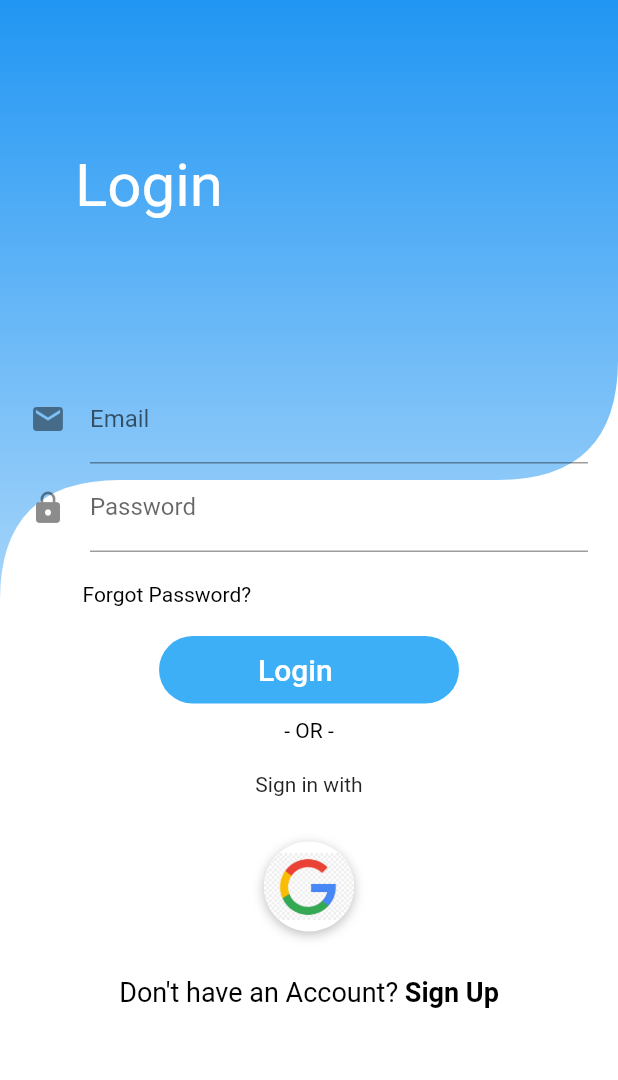
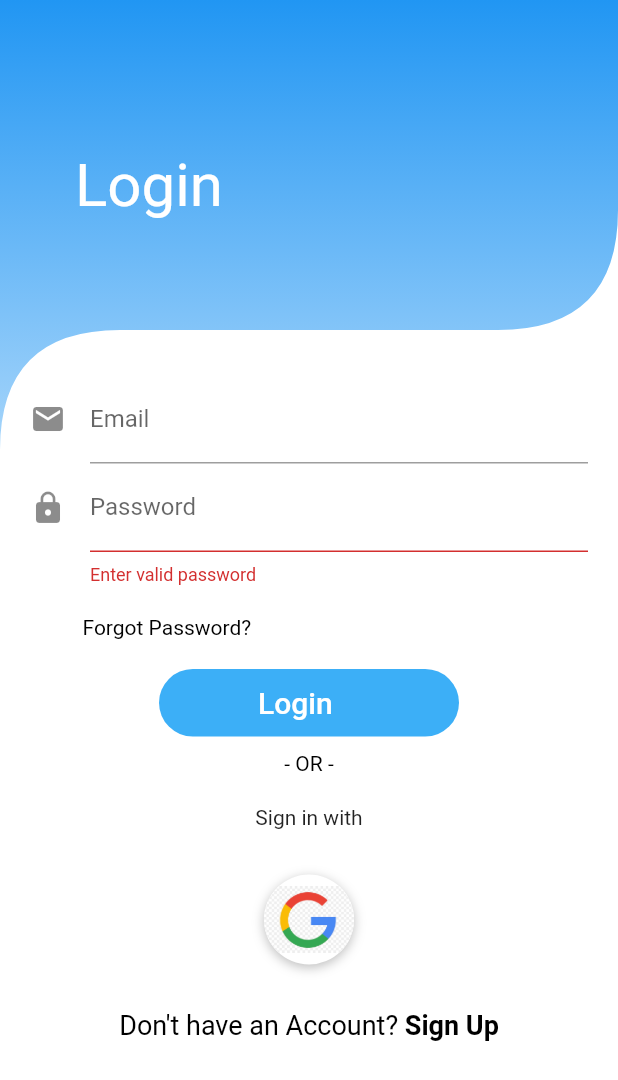
Before and after one commit to ayu913/HAC, a Flutter app: the screen it shows after launch, after a tap on "Login", on a phone screen of 412 x 824 dp. Shown: the top 1080 px of the screen. Run offline on Flutter 3.47's test engine with Material 2 defaults, Android fonts, the phone set to English and light mode, and no system bars; our stand-ins replace cloud_firestore, firebase_auth; accounts and stored records are empty.

Commit message:
Login-register firebase

```diff
--- a/medical_app/lib/main.dart
+++ b/medical_app/lib/main.dart
@@ -1,5 +1,10 @@
 import 'package:flutter/material.dart';
+import 'package:medical_app/models/user.dart';
 import 'package:medical_app/screen/login_screen.dart';
+import 'package:medical_app/screen/wrapper.dart';
+import 'package:medical_app/services/auth.dart';
+import 'package:provider/provider.dart';
+
 
 void main() => runApp(MyApp());
 
@@ -7,10 +12,14 @@ class MyApp extends StatelessWidget {
   // This widget is the root of your application.
   @override
   Widget build(BuildContext context) {
-    return MaterialApp(
-      title: 'Flutter Demo',
-      theme: ThemeData(),
-     home: LoginScreen(),
+    return StreamProvider<User>.value(
+      value: AuthService().user,
+          child: MaterialApp(
+        title: 'Flutter Demo',
+        theme: ThemeData(),
+       home: Wrapper(),
+
+      ),
     );
   }
 }
--- /dev/null
+++ b/medical_app/lib/models/user.dart
@@ -0,0 +1,4 @@
+class User {
+  String uid;
+  User({this.uid});
+}
--- a/medical_app/lib/screen/login_form.dart
+++ b/medical_app/lib/screen/login_form.dart
@@ -1,18 +1,135 @@
 import 'package:flutter/material.dart';
 import 'package:medical_app/screen/register_screen.dart';
+import 'package:medical_app/services/auth.dart';
 import 'package:medical_app/widgets/gradient_button.dart';
 
 
+
 class LoginForm extends StatefulWidget {
+
   @override
   _LoginFormState createState() => _LoginFormState();
 }
 
 class _LoginFormState extends State<LoginForm> {
 
-    Widget _buildSocialBtn(Function onTap, AssetImage logo) {
+ final AuthService _auth = AuthService();
+ final formKey=GlobalKey<FormState>();
+
+ String error = '';
+String name='';
+  String email = '';
+  String password = '';
+
+  @override
+  Widget build(BuildContext context) {
+    return Padding(
+      padding: const EdgeInsets.all(20.0),
+
+      child: Form(
+        key: formKey,
+              child: Column(
+          children: <Widget>[
+
+            TextFormField(
+
+              onChanged: (val){
+                setState(()=>email=val );
+              },
+              decoration: InputDecoration(
+                icon: Icon(Icons.email),
+                labelText: "Email",
+              ),
+              keyboardType: TextInputType.emailAddress,
+              autovalidate: true,
+            ),
+              TextFormField(
+                validator: (val)=>val.length<6 ? 'Enter valid password':null,
+              onChanged: (val){
+                setState(()=>password=val );
+              },
+              decoration: InputDecoration(
+                icon: Icon(Icons.lock),
+                labelText: "Password",
+              ),
+              obscureText: true,
+
+            ),
+
+            SizedBox(
+              height: 20,
+            ),
+            Row(
+              children: <Widget>[
+                Padding(padding: EdgeInsets.only(left:35)),
+                Text(
+                'Forgot Password?',
+                style: TextStyle(
+                  color: Colors.black,
+                  fontWeight: FontWeight.w400,
+
+                ),
+                // textAlign: TextAlign.left,
+                ),
+                Spacer()
+              ],
+            ),
+            SizedBox(
+                height: 20,
+              ),
+            GradientButton(
+              width: 200,
+              height: 45,
+              onPressed: () async{
+                if(formKey.currentState.validate()){
+                  dynamic result=await _auth.signInWithEmailAndPassword(email, password);
+                  if(result==null){
+                    setState(() =>error='Enter valid Email/Password');
+
+                  }else{
+                    Navigator.pop(context);
+                  }
+                }
+              },
+              text: Text('Login',
+              style: TextStyle(color: Colors.white,fontSize: 20,),
+              textAlign: TextAlign.center,
+              ),
+            ),
+            SizedBox(height:10,),
+             Text(
+            '- OR -',
+            style: TextStyle(
+              color: Colors.black,
+              fontWeight: FontWeight.w400,
+            ),
+          ),
+          SizedBox(height: 20.0),
+          Text(
+            'Sign in with',
+          ),
+            _buildSocialBtnRow(),
+            _buildSignupBtn(),
+            ],
+
+          ),
+        ),
+      );
+
+
+  }
+            // GradientButton(
+            //   width: 120,
+            //   height: 45,
+            //   onPressed: () {},
+            //   text: Text('Signup',
+            //   style: TextStyle(color: Colors.white),
+            //   ),
+            // ),
+
+          Widget _buildSocialBtn(Function onTap, AssetImage logo) {
     return GestureDetector(
-      onTap: onTap,
+    onTap: () {},
       child: Container(
         height: 60.0,
         width: 60.0,
@@ -30,6 +147,7 @@ class _LoginFormState extends State<LoginForm> {
             image: logo,
           ),
         ),
+
       ),
     );
   }
@@ -81,104 +199,4 @@ class _LoginFormState extends State<LoginForm> {
       ),
     );
   }
-
-  final TextEditingController _emailcontroller=TextEditingController();
-  final TextEditingController _passwordcontroller =TextEditingController();
-  @override
-  void initState() {
-
-    super.initState();
-  }
-  @override
-  Widget build(BuildContext context) {
-    return Padding(
-      padding: const EdgeInsets.all(20.0),
-      child: Form(
-              child: Column(
-          children: <Widget>[
-            TextFormField(
-              controller: _emailcontroller,
-              decoration: InputDecoration(
-                icon: Icon(Icons.email),
-                labelText: "Email",
-              ),
-              keyboardType: TextInputType.emailAddress,
-              autovalidate: true,
-            ),
-              TextFormField(
-              controller: _passwordcontroller,
-              decoration: InputDecoration(
-                icon: Icon(Icons.lock),
-                labelText: "Password",
-              ),
-              obscureText: true,
-              autovalidate: true,
-            ),
-            SizedBox(
-              height:20,
-            ),
-          Row(
-            children: <Widget>[
-              Padding(padding: EdgeInsets.only(left:35)),
-              Text(
-              'Forgot Password?',
-              style: TextStyle(
-                color: Colors.black,
-                fontWeight: FontWeight.w400,
-
-              ),
-              // textAlign: TextAlign.left,
-              ),
-              Spacer()
-            ],
-          ),
-            // TextField(
-            //     decoration: InputDecoration(
-            //       contentPadding: EdgeInsets.only(top: 20,bottom: 20),
-            //       prefixIcon: Padding(
-            //         padding: const EdgeInsets.only(left:20,right:20),
-            //         child: Icon(Icons.email),
-            //       ),
-            //     ),
-            // ),
-            SizedBox(
-              height: 20,
-            ),
-            GradientButton(
-              width: 200,
-              height: 45,
-              onPressed: () {},
-              text: Text('Login',
-              style: TextStyle(color: Colors.white,fontSize: 20,),
-              textAlign: TextAlign.center,
-              ),
-            ),
-            SizedBox(height:10,),
-            // GradientButton(
-            //   width: 120,
-            //   height: 45,
-            //   onPressed: () {},
-            //   text: Text('Signup',
-            //   style: TextStyle(color: Colors.white),
-            //   ),
-            // ),
-        Text(
-          '- OR -',
-          style: TextStyle(
-            color: Colors.black,
-            fontWeight: FontWeight.w400,
-          ),
-        ),
-        SizedBox(height: 20.0),
-        Text(
-          'Sign in with',
-        ),
-          _buildSocialBtnRow(),
-          _buildSignupBtn(),
-          ],
-
-        ),
-      ),
-    );
-  }
 }
--- a/medical_app/lib/screen/login_screen.dart
+++ b/medical_app/lib/screen/login_screen.dart
@@ -1,6 +1,7 @@
 import 'package:flutter/material.dart';
 import 'package:medical_app/screen/login_form.dart';
 import 'package:medical_app/widgets/curved_widget.dart';
+
 
 class LoginScreen extends StatelessWidget {
 
@@ -24,7 +25,7 @@ class LoginScreen extends StatelessWidget {
               child:Container(
                 padding: const EdgeInsets.only(top:100,left:50),
                 width: double.infinity,
-                height: 400,
+                height: 300,
                 decoration: BoxDecoration(
                   gradient: LinearGradient(
                     begin: Alignment.topCenter,
--- /dev/null
+++ b/medical_app/lib/screen/wrapper.dart
@@ -0,0 +1,28 @@
+import 'package:cloud_firestore/cloud_firestore.dart';
+import 'package:flutter/material.dart';
+import 'package:medical_app/homeactivity.dart';
+import 'package:medical_app/main.dart';
+//import 'package:medical_app/services/database.dart';
+
+//import 'package:hackathon/temp.dart';
+import 'package:medical_app/models/user.dart';
+import 'package:medical_app/screen/login_form.dart';
+import 'package:medical_app/screen/login_screen.dart';
+import 'package:medical_app/screen/register_form.dart';
+import 'package:medical_app/screen/welcome.dart';
+import 'package:provider/provider.dart';
+
+class Wrapper extends StatelessWidget {
+  @override
+  Widget build(BuildContext context) {
+    final user = Provider.of<User>(context);
+    print(user);
+    if(user==null){
+      return LoginScreen();
+    }else{
+      return HomeScreen();
+    }
+
+  }
+
+}
--- /dev/null
+++ b/medical_app/lib/services/auth.dart
@@ -0,0 +1,49 @@
+import 'package:firebase_auth/firebase_auth.dart';
+import 'package:medical_app/models/user.dart';
+
+
+class AuthService{
+  final FirebaseAuth _auth= FirebaseAuth.instance;
+
+  User _userFromFirebaseUser(FirebaseUser user){
+    return user !=null ?User(uid: user.uid) :null;
+
+  }
+  Stream<User>get user{
+    return _auth.onAuthStateChanged.map(_userFromFirebaseUser);
+  }
+
+   Future regInWithEmail(String email, String password, String name) async {
+    try {
+      AuthResult result = await _auth.createUserWithEmailAndPassword(
+          email: email, password: password);
+      FirebaseUser user = result.user;
+      //await DatabaseService(uid: user.uid).updateUserData(name);
+      return user;
+    } catch (e) {
+      print(e.toString());
+      return null;
+    }
+  }
+
+  Future signInWithEmailAndPassword(String email, String password) async {
+    try {
+      AuthResult result = await _auth.signInWithEmailAndPassword(email: email, password: password);
+      FirebaseUser user = result.user;
+      return user;
+    } catch (error) {
+      print(error.toString());
+      return null;
+    }
+  }
+
+  Future signOut() async {
+    try {
+      return await _auth.signOut();
+    } catch (e) {
+      print(e.toString());
+      return null;
+    }
+  }
+
+}
--- /dev/null
+++ b/medical_app/lib/services/database.dart
@@ -0,0 +1,22 @@
+
+import 'package:cloud_firestore/cloud_firestore.dart';
+
+class DatabaseService {
+  final String uid;
+
+  DatabaseService({this.uid});
+  //collection ref
+  final CollectionReference userCollection =
+      Firestore.instance.collection('users');
+
+  Future updateUserData(String name) async {
+    return await userCollection
+        .document(uid)
+        .setData({'name': name, 'uid': uid});
+  }
+
+  //Stream
+  Stream<QuerySnapshot> get users {
+    return userCollection.snapshots();
+  }
+}
--- a/medical_app/pubspec.yaml
+++ b/medical_app/pubspec.yaml
@@ -19,6 +19,12 @@ environment:
 dependencies:
   flutter:
     sdk: flutter
+  google_sign_in: ^4.5.1
+  firebase_auth: ^0.16.1
+  cloud_firestore: ^0.13.7
+  provider: ^4.0.5
+
+
 
   # The following adds the Cupertino Icons font to your application.
   # Use with the CupertinoIcons class for iOS style icons.
```
Also changed, not shown: medical_app/lib/homeactivity.dart (added, +60 -0 lines), medical_app/lib/screen/register_form.dart (+50 -29 lines), medical_app/lib/screen/welcome.dart (added, +58 -0 lines), medical_app/pubspec.lock, 6 other files.
